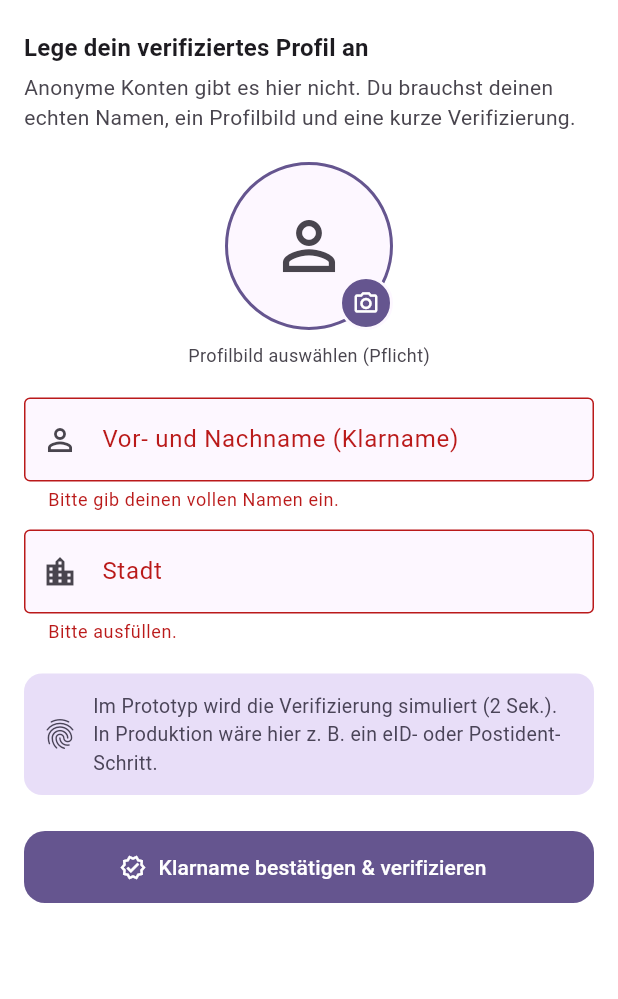
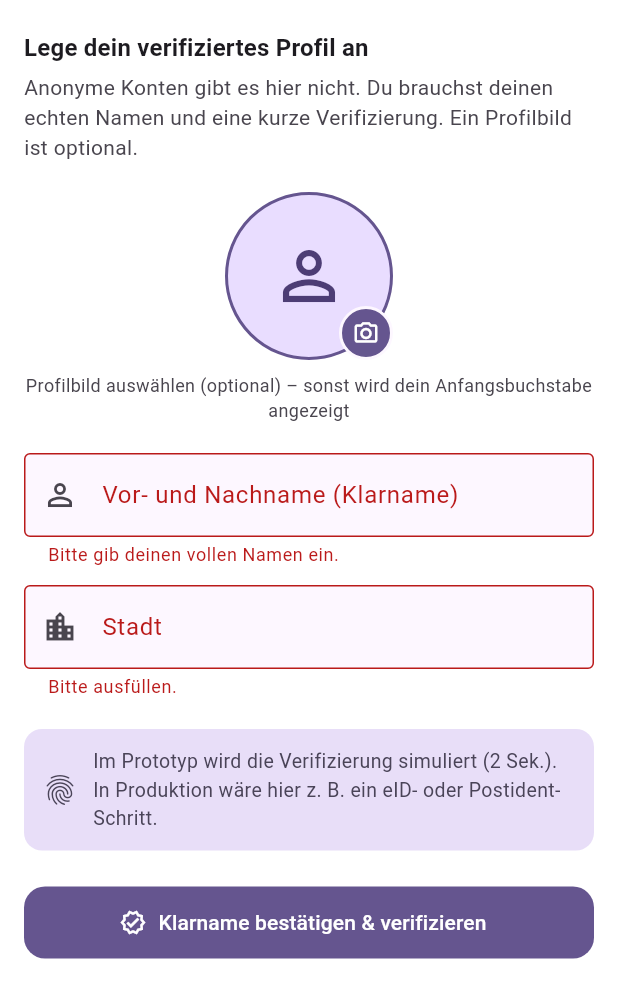
Before and after one commit to Rehajel15/reasoned, a Flutter app: the screen it shows after launch, after a tap on "Klarname bestätigen & verifizieren", on a phone screen of 412 x 824 dp, the part 237-1236 px from its top. Run offline on Flutter 3.47's test engine with Material 3 defaults, Android fonts, the phone set to English and light mode, and no system bars; our stand-ins replace image_picker.

Commit message:
Make profile picture optional with initial fallback
Drop the upload requirement during onboarding. When no picture is set,
the avatar widget already falls back to the user's first initial; the
onboarding preview now mirrors that behavior live as the name is typed.

Co-Authored-By: Claude Opus 4.7 <noreply@anthropic.com>

```diff
--- a/lib/screens/onboarding_screen.dart
+++ b/lib/screens/onboarding_screen.dart
@@ -19,6 +19,12 @@ class _OnboardingScreenState extends State<OnboardingScreen> {
   final _stadtCtrl = TextEditingController();
   bool _verifying = false;
   String? _avatarPath;
+
+  @override
+  void initState() {
+    super.initState();
+    _nameCtrl.addListener(() => setState(() {}));
+  }
 
   @override
   void dispose() {
@@ -85,16 +91,6 @@ class _OnboardingScreenState extends State<OnboardingScreen> {
 
   Future<void> _submit() async {
     if (!_formKey.currentState!.validate()) return;
-    if (_avatarPath == null) {
-      ScaffoldMessenger.of(context).showSnackBar(
-        const SnackBar(
-          content: Text(
-            'Bitte lade ein Profilbild hoch – ohne Bild kein Konto.',
-          ),
-        ),
-      );
-      return;
-    }
     setState(() => _verifying = true);
     widget.state.createUser(
       klarname: _nameCtrl.text.trim(),
@@ -178,8 +174,8 @@ class _OnboardingScreenState extends State<OnboardingScreen> {
                       const SizedBox(height: 4),
                       Text(
                         'Anonyme Konten gibt es hier nicht. Du brauchst deinen '
-                        'echten Namen, ein Profilbild und eine kurze '
-                        'Verifizierung.',
+                        'echten Namen und eine kurze Verifizierung. Ein '
+                        'Profilbild ist optional.',
                         style: TextStyle(color: scheme.onSurfaceVariant),
                       ),
                       const SizedBox(height: 20),
@@ -194,7 +190,9 @@ class _OnboardingScreenState extends State<OnboardingScreen> {
                                 height: 112,
                                 decoration: BoxDecoration(
                                   shape: BoxShape.circle,
-                                  color: scheme.surface,
+                                  color: _avatarPath == null
+                                      ? scheme.primaryContainer
+                                      : scheme.surface,
                                   border: Border.all(
                                     color: scheme.primary,
                                     width: 2,
@@ -209,11 +207,25 @@ class _OnboardingScreenState extends State<OnboardingScreen> {
                                 child: _avatarPath != null
                                     ? null
                                     : Center(
-                                        child: Icon(
-                                          Icons.person_outline,
-                                          size: 52,
-                                          color: scheme.onSurfaceVariant,
-                                        ),
+                                        child: _nameCtrl.text.trim().isEmpty
+                                            ? Icon(
+                                                Icons.person_outline,
+                                                size: 52,
+                                                color: scheme.onPrimaryContainer,
+                                              )
+                                            : Text(
+                                                _nameCtrl.text
+                                                    .trim()
+                                                    .characters
+                                                    .first
+                                                    .toUpperCase(),
+                                                style: TextStyle(
+                                                  fontSize: 56,
+                                                  fontWeight: FontWeight.w800,
+                                                  color: scheme
+                                                      .onPrimaryContainer,
+                                                ),
+                                              ),
                                       ),
                               ),
                               Container(
@@ -240,8 +252,10 @@ class _OnboardingScreenState extends State<OnboardingScreen> {
                       Center(
                         child: Text(
                           _avatarPath == null
-                              ? 'Profilbild auswählen (Pflicht)'
+                              ? 'Profilbild auswählen (optional) – sonst wird '
+                                  'dein Anfangsbuchstabe angezeigt'
                               : 'Antippen, um Bild zu ändern',
+                          textAlign: TextAlign.center,
                           style: TextStyle(
                             color: scheme.onSurfaceVariant,
                             fontSize: 12,
```
Also changed, not shown: 1 other file.
